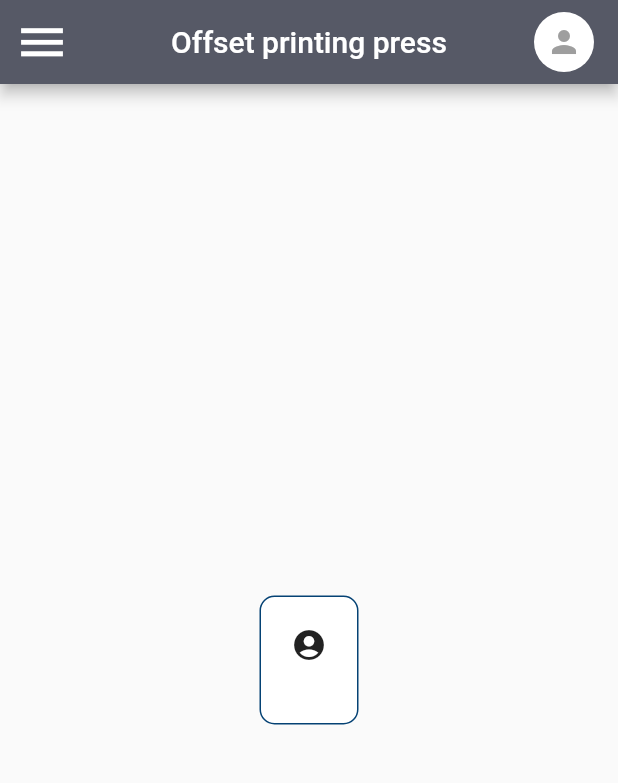
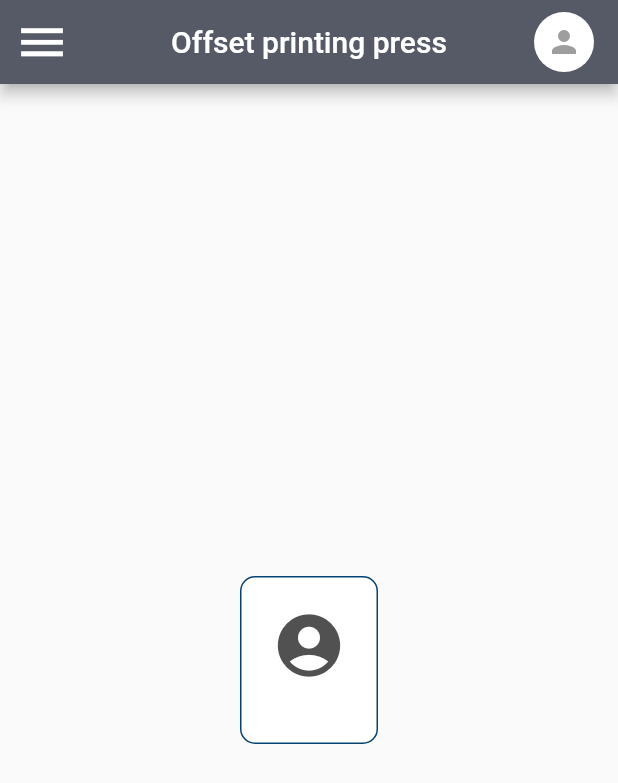
Before and after one commit to aagneye-syam/flutter_management_app, a Flutter app: the screen it shows after launch, on a phone screen of 412 x 824 dp. Shown: the top 783 px of the screen. Run offline on Flutter 3.47's test engine with Material 2 defaults, Android fonts, the phone set to English and light mode, and no system bars.

Commit message:
profile icon on welcome card edited

```diff
--- a/lib/main.dart
+++ b/lib/main.dart
@@ -73,7 +73,8 @@ class WelcomeCard extends StatelessWidget {
       child: Column(
         mainAxisSize: MainAxisSize.min,
         children: [
-          Icon(Icons.account_circle),
+          Icon(Icons.account_circle,
+              size: 50, color: const Color.fromARGB(255, 81, 81, 81)),
           SizedBox(
             height: 20,
           )
```
